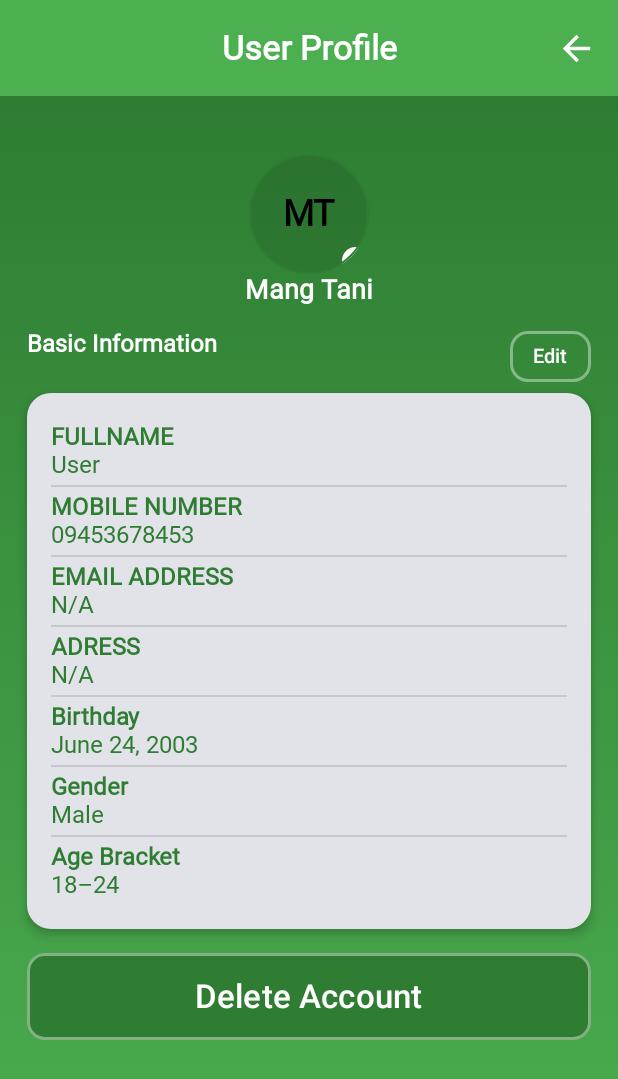
After one commit to MarkDenver01/carry_guides_admin, an Android app built with Jetpack Compose: the DisplayProfileScreen screen opened through its navigation route, on a phone screen of 412 x 824 dp. The commit adds this screen. Shown: the top 1079 px of the screen. Run offline under Robolectric (Android 15) with nearby library versions, the phone set to English and light mode, and no system bars; our stand-ins replace Dagger/Hilt's generated code; Roboto replaces fonts that are not available here.

Commit message:
add new screen

```diff
--- /dev/null
+++ b/carryapp/app/src/main/java/com/nathaniel/carryapp/domain/enum/ButtonVariants.kt
@@ -0,0 +1,7 @@
+package com.nathaniel.carryapp.domain.enum
+
+enum class ButtonVariants {
+    Filled,
+    Outlined,
+    Tonal
+}
--- a/carryapp/app/src/main/java/com/nathaniel/carryapp/navigation/NavGraph.kt
+++ b/carryapp/app/src/main/java/com/nathaniel/carryapp/navigation/NavGraph.kt
@@ -3,6 +3,7 @@ package com.nathaniel.carryapp.navigation
 import androidx.navigation.NavController
 import androidx.navigation.NavGraphBuilder
 import androidx.navigation.compose.composable
+import com.nathaniel.carryapp.presentation.ui.compose.account.display_profile.DisplayProfileScreen
 import com.nathaniel.carryapp.presentation.ui.compose.dashboard.DashboardScreen
 import com.nathaniel.carryapp.presentation.ui.compose.dashboard.delivery.DeliveryScreen
 import com.nathaniel.carryapp.presentation.ui.compose.dashboard.pickup.PickupScreen
@@ -39,3 +40,9 @@ fun NavGraphBuilder.signInGraph(navController: NavController) {
         SignInScreen(navController = navController)
     }
 }
+
+fun NavGraphBuilder.displayUserProfileGraph(navController: NavController) {
+    composable(Routes.DISPLAY_PROFILE) {
+        DisplayProfileScreen(navController = navController)
+    }
+}
--- a/carryapp/app/src/main/java/com/nathaniel/carryapp/navigation/Routes.kt
+++ b/carryapp/app/src/main/java/com/nathaniel/carryapp/navigation/Routes.kt
@@ -12,4 +12,7 @@ object Routes {
     const val PICKUP = "pickup"
     const val SIGN_UP = "sign_up"
     const val SIGN_IN = "sign_in"
+
+    const val DISPLAY_PROFILE = "display_profile"
+    const val UPDATE_PROFILE = "update_profile"
 }
--- a/carryapp/app/src/main/java/com/nathaniel/carryapp/presentation/ui/MainActivity.kt
+++ b/carryapp/app/src/main/java/com/nathaniel/carryapp/presentation/ui/MainActivity.kt
@@ -16,6 +16,7 @@ import androidx.navigation.compose.composable
 import androidx.navigation.compose.rememberNavController
 import com.nathaniel.carryapp.navigation.Routes
 import com.nathaniel.carryapp.navigation.dashboardGraph
+import com.nathaniel.carryapp.navigation.displayUserProfileGraph
 import com.nathaniel.carryapp.navigation.initialGraph
 import com.nathaniel.carryapp.navigation.signInGraph
 import com.nathaniel.carryapp.navigation.signUpGraph
@@ -41,6 +42,7 @@ class MainActivity : ComponentActivity() {
                     signInGraph(navController)
                     signUpGraph(navController)
                     dashboardGraph(navController)
+                    displayUserProfileGraph(navController)
                 }
 
             }
--- /dev/null
+++ b/carryapp/app/src/main/java/com/nathaniel/carryapp/presentation/ui/compose/account/AccountViewModel.kt
@@ -0,0 +1,26 @@
+package com.nathaniel.carryapp.presentation.ui.compose.account
+
+import androidx.lifecycle.ViewModel
+import com.nathaniel.carryapp.navigation.Routes
+import dagger.hilt.android.lifecycle.HiltViewModel
+import kotlinx.coroutines.flow.MutableStateFlow
+import kotlinx.coroutines.flow.StateFlow
+import javax.inject.Inject
+
+@HiltViewModel
+class AccountViewModel @Inject constructor() : ViewModel() {
+
+    private val _navigateTo = MutableStateFlow<String?>(null)
+    val navigateTo: StateFlow<String?> = _navigateTo
+
+    fun resetNavigation() {
+        _navigateTo.value = null
+    }
+
+    fun onDeleteAccount() {
+    }
+
+    fun onEditAccount() {
+        _navigateTo.value = Routes.UPDATE_PROFILE
+    }
+}
--- /dev/null
+++ b/carryapp/app/src/main/java/com/nathaniel/carryapp/presentation/ui/compose/account/display_profile/DisplayProfileScreen.kt
@@ -0,0 +1,223 @@
+package com.nathaniel.carryapp.presentation.ui.compose.account.display_profile
+
+import androidx.compose.foundation.background
+import androidx.compose.foundation.border
+import androidx.compose.foundation.clickable
+import androidx.compose.foundation.layout.Arrangement
+import androidx.compose.foundation.layout.Box
+import androidx.compose.foundation.layout.Column
+import androidx.compose.foundation.layout.Row
+import androidx.compose.foundation.layout.Spacer
+import androidx.compose.foundation.layout.fillMaxSize
+import androidx.compose.foundation.layout.fillMaxWidth
+import androidx.compose.foundation.layout.height
+import androidx.compose.foundation.layout.padding
+import androidx.compose.foundation.layout.size
+import androidx.compose.foundation.layout.width
+import androidx.compose.foundation.rememberScrollState
+import androidx.compose.foundation.shape.CircleShape
+import androidx.compose.foundation.shape.RoundedCornerShape
+import androidx.compose.foundation.verticalScroll
+import androidx.compose.material.Divider
+import androidx.compose.material.icons.Icons
+import androidx.compose.material.icons.filled.Edit
+import androidx.compose.material3.Card
+import androidx.compose.material3.CardDefaults
+import androidx.compose.material3.ExperimentalMaterial3Api
+import androidx.compose.material3.Icon
+import androidx.compose.material3.Scaffold
+import androidx.compose.material3.SegmentedButtonDefaults.Icon
+import androidx.compose.material3.Text
+import androidx.compose.material3.TopAppBarDefaults
+import androidx.compose.runtime.Composable
+import androidx.compose.runtime.LaunchedEffect
+import androidx.compose.runtime.collectAsState
+import androidx.compose.runtime.getValue
+import androidx.compose.ui.Alignment
+import androidx.compose.ui.Modifier
+import androidx.compose.ui.draw.clip
+import androidx.compose.ui.graphics.Brush
+import androidx.compose.ui.graphics.Color
+import androidx.compose.ui.input.nestedscroll.nestedScroll
+import androidx.compose.ui.text.font.FontWeight
+import androidx.compose.ui.unit.dp
+import androidx.compose.ui.unit.sp
+import androidx.hilt.navigation.compose.hiltViewModel
+import androidx.navigation.NavController
+import com.nathaniel.carryapp.R
+import com.nathaniel.carryapp.domain.enum.ButtonVariants
+import com.nathaniel.carryapp.domain.request.SignUpRequest
+import com.nathaniel.carryapp.presentation.theme.LocalAppSpacing
+import com.nathaniel.carryapp.presentation.theme.LocalResponsiveSizes
+import com.nathaniel.carryapp.presentation.ui.compose.account.AccountViewModel
+import com.nathaniel.carryapp.presentation.ui.compose.navigation.BottomNavigationBar
+import com.nathaniel.carryapp.presentation.ui.compose.navigation.TopNavigationBar
+import com.nathaniel.carryapp.presentation.utils.AuthSocialButton
+import com.nathaniel.carryapp.presentation.utils.DynamicButton
+import com.nathaniel.carryapp.presentation.utils.IconButton
+import com.nathaniel.carryapp.presentation.utils.responsiveDp
+
+@OptIn(ExperimentalMaterial3Api::class)
+@Composable
+fun DisplayProfileScreen(
+    navController: NavController,
+    viewModel: AccountViewModel = hiltViewModel()
+) {
+
+    val navigateTo by viewModel.navigateTo.collectAsState()
+    val scrollBehavior = TopAppBarDefaults.enterAlwaysScrollBehavior()
+
+    val sizes = LocalResponsiveSizes.current
+    val spacing = LocalAppSpacing.current
+    val topSpacing = responsiveDp(34f)
+    val outerPadding = responsiveDp(16f)
+
+    LaunchedEffect(navigateTo) {
+        navigateTo?.let { route ->
+            navController.navigate(route)
+            viewModel.resetNavigation()
+        }
+    }
+
+    Scaffold(
+        modifier = Modifier
+            .fillMaxSize()
+            .nestedScroll(scrollBehavior.nestedScrollConnection),
+        topBar = {
+            TopNavigationBar(
+                navController = navController,
+                title = "User Profile",
+                showBackButton = true,
+                showMenuButton = false,
+                scrollBehavior = scrollBehavior
+            )
+        },
+        containerColor = Color.Transparent
+    ) { innerPadding ->
+        Box(
+            modifier = Modifier
+                .fillMaxSize()
+                .padding(innerPadding)
+        ) {
+            // Main content
+            Column(
+                modifier = Modifier
+                    .fillMaxSize()
+                    .verticalScroll(rememberScrollState())
+                    .background(
+                        Brush.verticalGradient(
+                            colors = listOf(Color(0xFF2E7D32), Color(0xFF4CAF50))
+                        )
+                    ),
+                horizontalAlignment = Alignment.CenterHorizontally
+            ) {
+                Spacer(modifier = Modifier.height(topSpacing))
+
+                // Profile Icon and Name
+                Column(
+                    horizontalAlignment = Alignment.CenterHorizontally,
+                    modifier = Modifier.fillMaxWidth()
+                ) {
+                    Box(
+                        modifier = Modifier
+                            .size(80.dp)
+                            .clip(CircleShape)
+                            .border(1.dp, Color(0xFF2E7D32), CircleShape)
+                            .background(Color.Black.copy(alpha = 0.1f)),
+                        contentAlignment = Alignment.Center
+                    ) {
+                        Text("MT", fontWeight = FontWeight.Bold, fontSize = 24.sp)
+                        Icon(
+                            imageVector = Icons.Default.Edit,
+                            contentDescription = null,
+                            modifier = Modifier
+                                .align(Alignment.BottomEnd)
+                                .size(18.dp)
+                                .background(Color.White, shape = CircleShape)
+                                .padding(2.dp)
+                        )
+                    }
+
+                    Text(
+                        "Mang Tani",
+                        fontSize = 18.sp,
+                        fontWeight = FontWeight.Bold,
+                        color = Color.White
+                    )
+                }
+
+                Spacer(modifier = Modifier.height(16.dp))
+
+                Column(
+                    modifier = Modifier
+                        .fillMaxWidth()
+                        .padding(horizontal = outerPadding)
+                ) {
+                    Row(
+                        modifier = Modifier.fillMaxWidth(),
+                        horizontalArrangement = Arrangement.SpaceBetween
+                    ) {
+                        Text(
+                            "Basic Information",
+                            color = Color.White,
+                            fontWeight = FontWeight.SemiBold
+                        )
+
+                        IconButton(
+                            onClick = { },
+                             Modifier.width(54.dp),
+                            height = 34.dp,
+                            fontSize = 13.sp,
+                            content = "Edit",
+                            variant = ButtonVariants.Outlined
+                        )
+                    }
+
+                    Spacer(modifier = Modifier.height(8.dp))
+
+                    // Info Card
+                    Card(
+                        shape = RoundedCornerShape(16.dp),
+                        elevation = CardDefaults.cardElevation(defaultElevation = 4.dp),
+                        modifier = Modifier.fillMaxWidth()
+                    ) {
+                        Column(modifier = Modifier.padding(16.dp)) {
+                            ProfileField("FULLNAME", "User")
+                            Divider()
+                            ProfileField("MOBILE NUMBER", "09453678453")
+                            Divider()
+                            ProfileField("EMAIL ADDRESS", "N/A")
+                            Divider()
+                            ProfileField("ADRESS", "N/A") // Note: Typo retained for accuracy
+                            Divider()
+                            ProfileField("Birthday", "June 24, 2003")
+                            Divider()
+                            ProfileField("Gender", "Male")
+                            Divider()
+                            ProfileField("Age Bracket", "18–24")
+                        }
+                    }
+
+                    Spacer(modifier = Modifier.height(spacing.md))
+
+                    DynamicButton(
+                        onClick = {},
+                        height = sizes.buttonHeight,
+                        fontSize = sizes.buttonFontSize,
+                        backgroundColor = Color(0xFF2E7D32),
+                        content = "Delete Account"
+                    )
+                }
+
+            }
+        }
+    }
+}
+
+@Composable
+fun ProfileField(label: String, value: String) {
+    Column(modifier = Modifier.padding(vertical = 4.dp)) {
+        Text(label, fontWeight = FontWeight.Bold, color = Color(0xFF2E7D32))
+        Text(value, color = Color(0xFF2E7D32))
+    }
+}
--- a/carryapp/app/src/main/java/com/nathaniel/carryapp/presentation/ui/compose/dashboard/DashboardViewModel.kt
+++ b/carryapp/app/src/main/java/com/nathaniel/carryapp/presentation/ui/compose/dashboard/DashboardViewModel.kt
@@ -26,6 +26,10 @@ class DashboardViewModel @Inject constructor() : ViewModel() {
         _navigateTo.value = Routes.PICKUP
     }
 
+    fun onDisplayProfile() {
+        _navigateTo.value = Routes.DISPLAY_PROFILE
+    }
+
     fun resetNavigation() {
         _navigateTo.value = null
     }
--- a/carryapp/app/src/main/java/com/nathaniel/carryapp/presentation/ui/compose/dashboard/sidemenu/DashboardDrawerContent.kt
+++ b/carryapp/app/src/main/java/com/nathaniel/carryapp/presentation/ui/compose/dashboard/sidemenu/DashboardDrawerContent.kt
@@ -54,7 +54,13 @@ fun DashboardDrawerContent(
 
         Spacer(modifier = Modifier.height(sectionSpacing))
 
-        DrawerItem("My Account", Icons.Default.Person, textSize = textSize)
+        DrawerItem(
+            "My Account",
+            Icons.Default.Person,
+            textSize = textSize,
+            onClick = {
+                viewModel.onDisplayProfile()
+            })
         Divider()
         DrawerItem("Change Password", Icons.Default.Lock, textSize = textSize)
         DrawerItem("Apply Membership", Icons.Default.Star, textSize = textSize)
--- a/carryapp/app/src/main/java/com/nathaniel/carryapp/presentation/utils/ResponsiveUtils.kt
+++ b/carryapp/app/src/main/java/com/nathaniel/carryapp/presentation/utils/ResponsiveUtils.kt
@@ -7,6 +7,9 @@ import androidx.compose.foundation.interaction.HoverInteraction
 import androidx.compose.foundation.interaction.MutableInteractionSource
 import androidx.compose.foundation.interaction.PressInteraction
 import androidx.compose.foundation.interaction.collectIsPressedAsState
+import androidx.compose.foundation.layout.Arrangement
+import androidx.compose.foundation.layout.PaddingValues
+import androidx.compose.foundation.layout.Row
 import androidx.compose.foundation.layout.Spacer
 import androidx.compose.foundation.layout.fillMaxWidth
 import androidx.compose.foundation.layout.height
@@ -35,6 +38,7 @@ import androidx.compose.runtime.getValue
 import androidx.compose.runtime.mutableStateOf
 import androidx.compose.runtime.remember
 import androidx.compose.runtime.setValue
+import androidx.compose.ui.Alignment
 import androidx.compose.ui.Modifier
 import androidx.compose.ui.draw.clip
 import androidx.compose.ui.draw.shadow
@@ -46,6 +50,7 @@ import androidx.compose.ui.res.painterResource
 import androidx.compose.ui.text.input.PasswordVisualTransformation
 import androidx.compose.ui.text.input.VisualTransformation
 import androidx.compose.ui.unit.LayoutDirection
+import com.nathaniel.carryapp.domain.enum.ButtonVariants
 import com.nathaniel.carryapp.presentation.theme.LocalAppSpacing
 import com.nathaniel.carryapp.presentation.theme.LocalResponsiveSizes
 import kotlinx.coroutines.flow.collectLatest
@@ -258,3 +263,73 @@ fun DynamicButton(
         )
     }
 }
+
+@Composable
+fun IconButton(
+    onClick: () -> Unit,
+    modifier: Modifier = Modifier,
+    height: Dp = LocalResponsiveSizes.current.buttonHeight,
+    fontSize: TextUnit = LocalResponsiveSizes.current.buttonFontSize,
+    variant: ButtonVariants = ButtonVariants.Filled,
+    icon: ImageVector? = null,
+    content: String? = null,
+    backgroundColor: Color = Color(0xFF2E7D32), // default for Filled
+    outlinedBorderColor: Color = Color.White.copy(alpha = 0.4f),
+    contentColor: Color = Color.White
+) {
+    val interactionSource = remember { MutableInteractionSource() }
+    val isPressed by interactionSource.collectIsPressedAsState()
+
+    // Dynamic background based on variant
+    val containerColor by animateColorAsState(
+        when (variant) {
+            ButtonVariants.Filled -> if (isPressed) backgroundColor.darken() else backgroundColor
+            ButtonVariants.Outlined -> Color.Transparent
+            ButtonVariants.Tonal -> Color.White.copy(alpha = if (isPressed) 0.16f else 0.08f)
+        },
+        label = "ButtonColorAnimation"
+    )
+
+    val borderColor by animateColorAsState(
+        when (variant) {
+            ButtonVariants.Outlined -> if (isPressed) backgroundColor else outlinedBorderColor
+            else -> Color.Transparent
+        },
+        label = "BorderColorAnimation"
+    )
+
+    Button(
+        onClick = onClick,
+        modifier = modifier.height(height),
+        shape = RoundedCornerShape(12.dp),
+        colors = ButtonDefaults.buttonColors(
+            containerColor = containerColor,
+            contentColor = contentColor
+        ),
+        border = if (variant == ButtonVariants.Outlined) BorderStroke(1.5.dp, borderColor) else null,
+        interactionSource = interactionSource,
+        contentPadding = PaddingValues(horizontal = 12.dp, vertical = 4.dp)
+    ) {
+        Row(
+            verticalAlignment = Alignment.CenterVertically,
+            horizontalArrangement = Arrangement.spacedBy(6.dp)
+        ) {
+            if (icon != null) {
+                Icon(
+                    imageVector = icon,
+                    contentDescription = null,
+                    tint = contentColor,
+                    modifier = Modifier.size(fontSize.value.dp + 4.dp)
+                )
+            }
+
+            if (!content.isNullOrEmpty()) {
+                Text(
+                    text = content,
+                    fontSize = fontSize,
+                    color = contentColor
+                )
+            }
+        }
+    }
+}
--- /dev/null
+++ b/carryapp/app/src/main/java/com/nathaniel/carryapp/presentation/utils/Utils.kt
@@ -0,0 +1,12 @@
+package com.nathaniel.carryapp.presentation.utils
+
+import androidx.compose.ui.graphics.Color
+
+fun Color.darken(factor: Float = 0.85f): Color {
+    return Color(
+        red = red * factor,
+        green = green * factor,
+        blue = blue * factor,
+        alpha = alpha
+    )
+}
```
